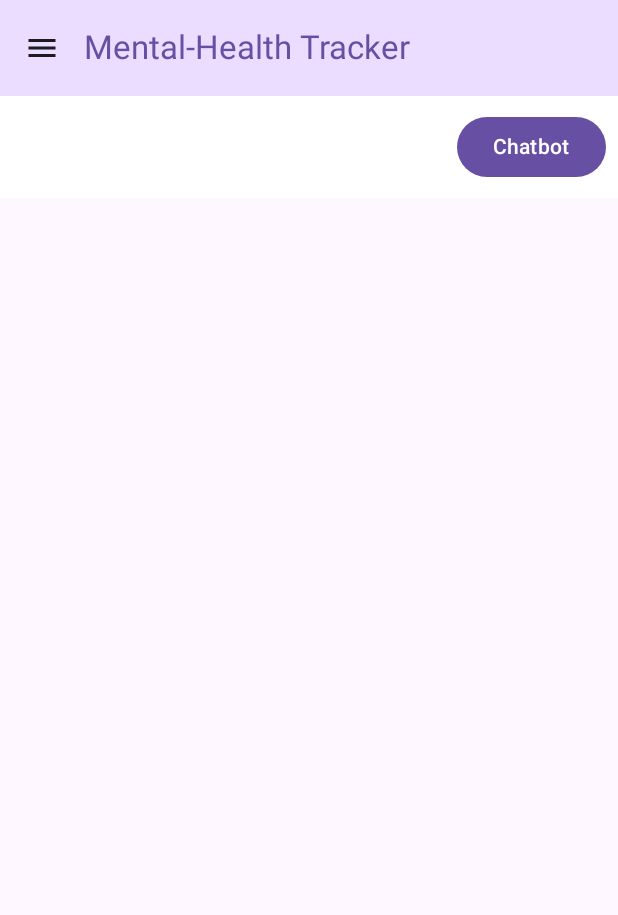
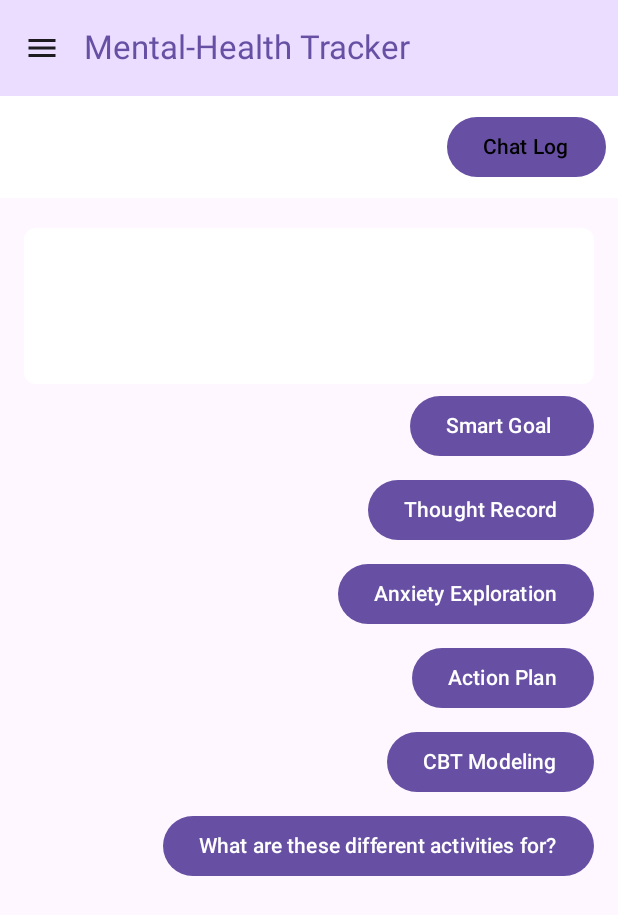
Before and after one commit to Zurtar/mental-health-management, an Android app built with Jetpack Compose: the ChatListPage screen opened through its navigation route, after a tap on "Chatbot", on a phone screen of 412 x 824 dp. Shown: the top 915 px of the screen. Run offline under Robolectric (Android 15) with nearby library versions, the phone set to English and light mode, and no system bars; our stand-ins replace Firebase (no records; nobody signed in at launch, a user with empty details on screens opened directly), livedata-compose.

```diff
--- a/app/src/main/AndroidManifest.xml
+++ b/app/src/main/AndroidManifest.xml
@@ -20,7 +20,8 @@
             android:name=".MainActivity"
             android:exported="true"
             android:label="@string/app_name"
-            android:theme="@style/Theme.MyApplication" >
+            android:theme="@style/Theme.MyApplication"
+            android:windowSoftInputMode="adjustResize">
             <intent-filter>
                 <action android:name="android.intent.action.MAIN" />
 
--- a/app/src/main/java/com/zurtar/mhma/NavGraph.kt
+++ b/app/src/main/java/com/zurtar/mhma/NavGraph.kt
@@ -145,14 +145,14 @@ fun NavGraph(
             composable<Chatbot> {
                 ChatbotPage(
                     openDrawer = { coroutineScope.launch { drawerState.open() } },
-                    onNavigateToChatList = { navController.navigate("chatlist") }
+                    onNavigateToChatList = { navActions.navigateToChatList() }
                 )
             }
             composable("Chatlist") {
                 ChatListPage(
                     openDrawer = { coroutineScope.launch { drawerState.open() } },
-                    onNavigateToChatbot = { navController.navigate("chatbot")},
-                    onNavigateToChatLog = { logId -> navController.navigate("chatlog/$logId") }
+                    onNavigateToChatbot = { navActions.navigateToChatbot()},
+                    onNavigateToChatLog = { logId -> navActions.navigateToChatLog(logId) }
                 )
             }
             composable(
--- a/app/src/main/java/com/zurtar/mhma/chatbot/ChatLogPage.kt
+++ b/app/src/main/java/com/zurtar/mhma/chatbot/ChatLogPage.kt
@@ -48,7 +48,6 @@ fun ChatLogPage(
                 .padding(innerPadding),
             viewModel = viewModel,
             onNavigateToChatList = onNavigateBack,
-            openDrawer = openDrawer,
         )
     }
 }
```
Also changed, not shown: app/src/main/java/com/zurtar/mhma/chatbot/ChatbotPage.kt (+4 -13 lines).
